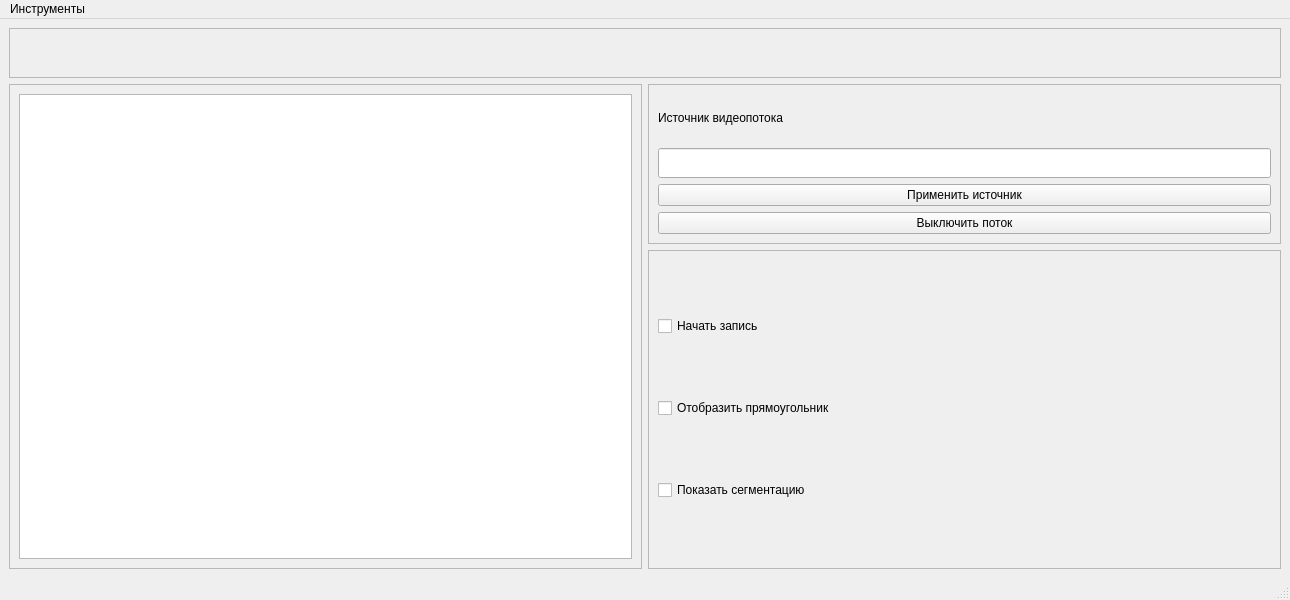
Above: ui/main.ui from DoubleCitizen/SSUGT_inclinometer before the change. Below: the same form after it.
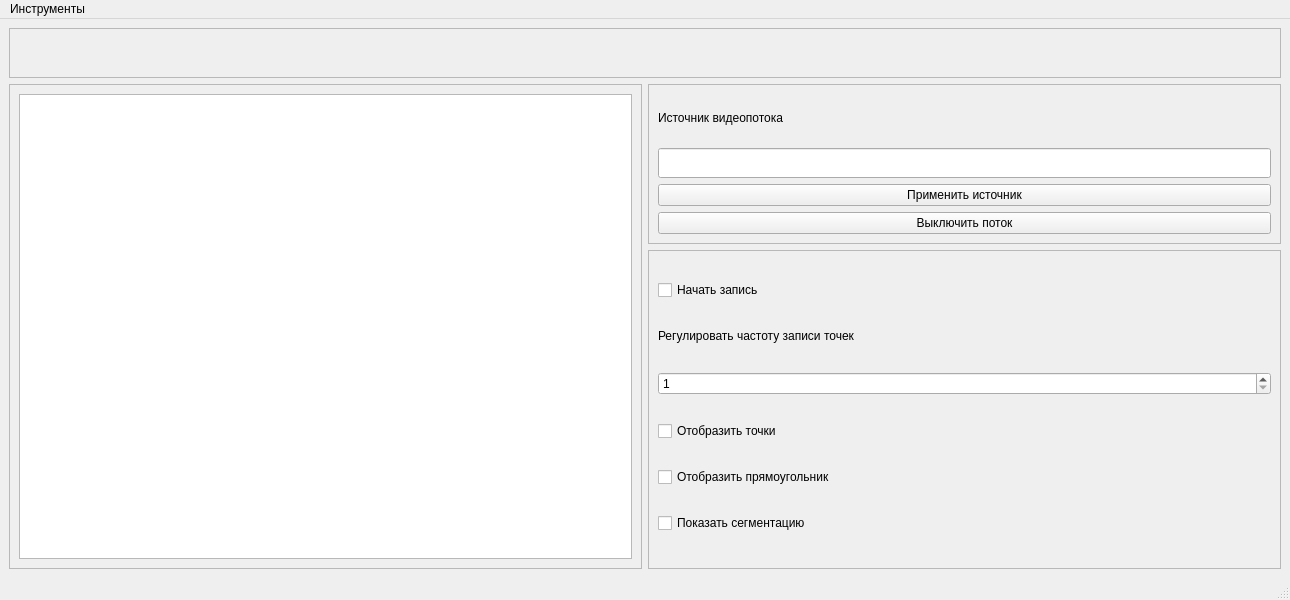
That is the form after the change. Custom widgets are drawn as their Qt base class.

Commit message: Добавлена возможность сохранения и визуализация массива точек пузырька в ампуле

The edit to the form file:
```diff
--- a/ui/main.ui
+++ b/ui/main.ui
@@ -142,21 +142,21 @@
        <enum>QFrame::Raised</enum>
       </property>
       <layout class="QGridLayout" name="gridLayout_4">
-       <item row="1" column="0">
+       <item row="5" column="0">
         <widget class="QCheckBox" name="checkBox_rectangle_show">
          <property name="text">
           <string>Отобразить прямоугольник</string>
          </property>
         </widget>
        </item>
-       <item row="2" column="0">
+       <item row="6" column="0">
         <widget class="QCheckBox" name="checkBox_segmentaion_show">
          <property name="text">
           <string>Показать сегментацию</string>
          </property>
         </widget>
        </item>
-       <item row="0" column="0">
+       <item row="1" column="0">
         <widget class="QCheckBox" name="checkBox_enable_record">
          <property name="text">
           <string>Начать запись</string>
@@ -169,6 +169,33 @@
          </property>
         </widget>
        </item>
+       <item row="4" column="0">
+        <widget class="QCheckBox" name="checkBox_view_points">
+         <property name="text">
+          <string>Отобразить точки</string>
+         </property>
+        </widget>
+       </item>
+       <item row="2" column="0">
+        <widget class="QLabel" name="label_2">
+         <property name="maximumSize">
+          <size>
+           <width>16777215</width>
+           <height>20</height>
+          </size>
+         </property>
+         <property name="text">
+          <string>Регулировать частоту записи точек</string>
+         </property>
+        </widget>
+       </item>
+       <item row="3" column="0">
+        <widget class="QSpinBox" name="spinBox_points">
+         <property name="minimum">
+          <number>1</number>
+         </property>
+        </widget>
+       </item>
       </layout>
      </widget>
     </item>
```
Left out of the diff: 2 changed lines with no effect on the pictures. The commit also changes 6 other files.
